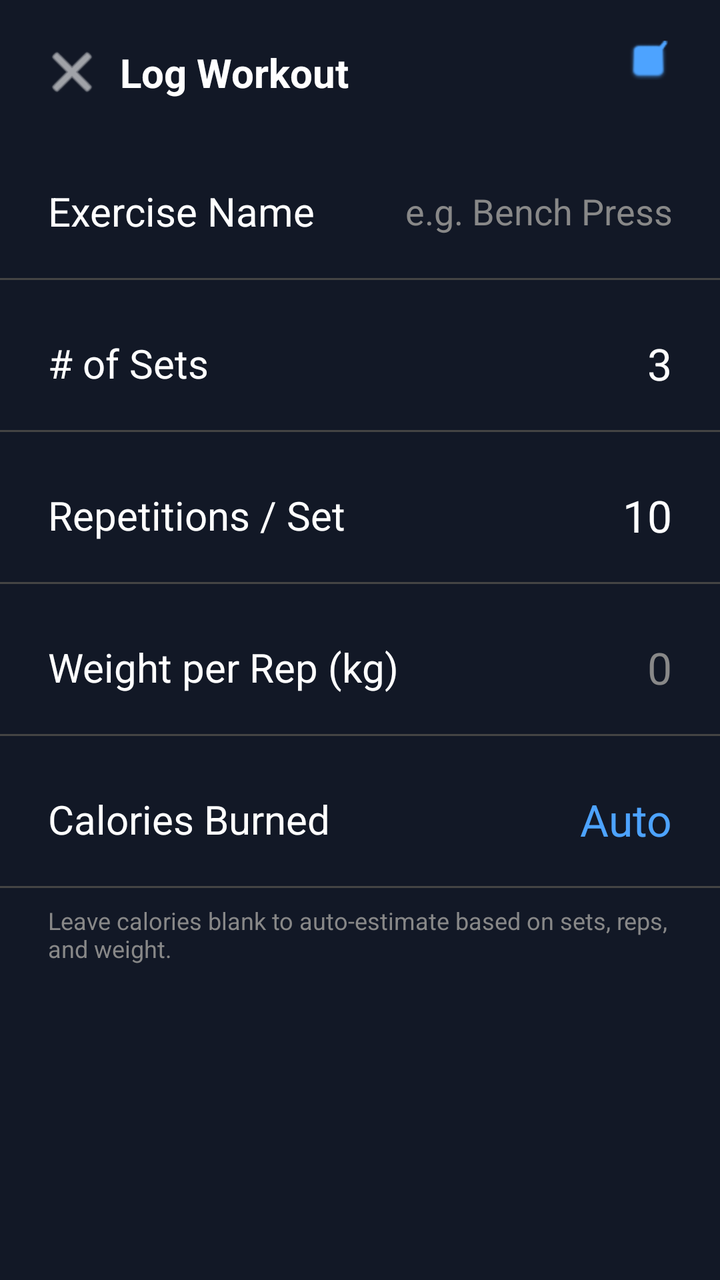
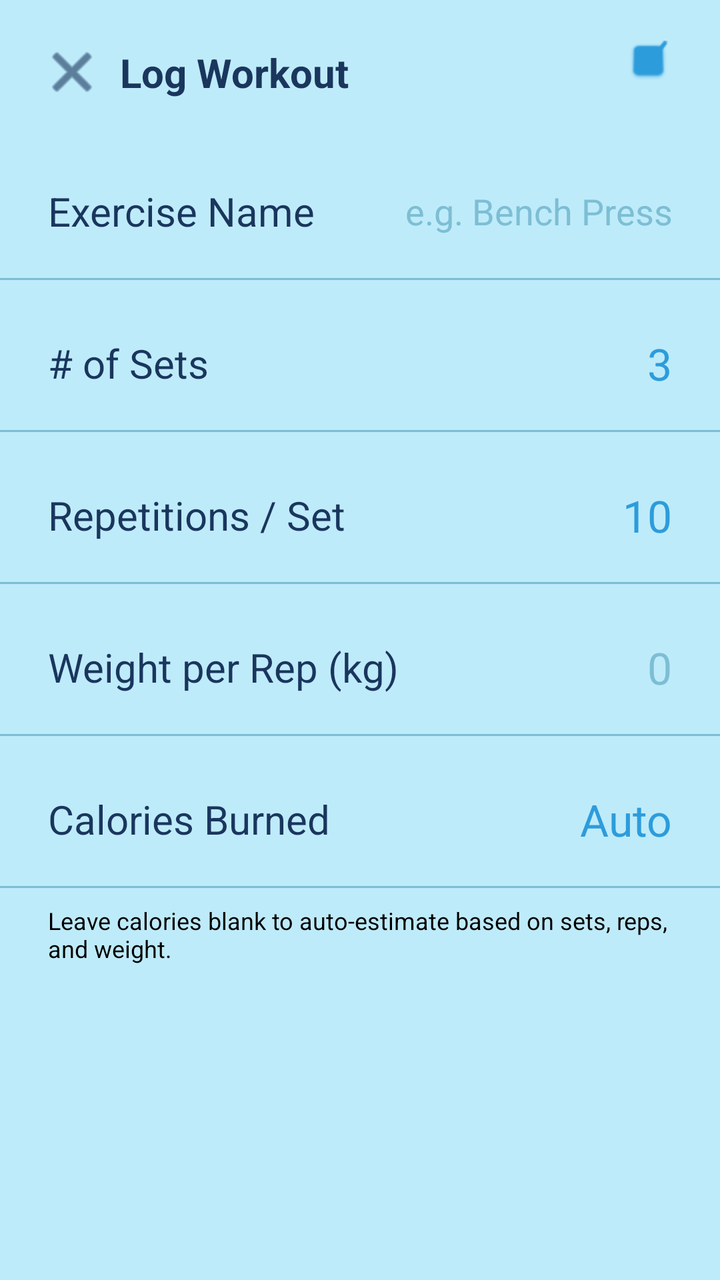

Screens rendered from an Android XML layout before and after an edit, with the pre-edit source and the edit as a unified diff.
<!-- AndroidManifest.xml: application theme Theme.HeronHealth -->
<!-- res/layout/activity_add_exercise.xml -->
<?xml version="1.0" encoding="utf-8"?>
<androidx.constraintlayout.widget.ConstraintLayout
    xmlns:android="http://schemas.android.com/apk/res/android"
    xmlns:app="http://schemas.android.com/apk/res-auto"
    android:layout_width="match_parent"
    android:layout_height="match_parent"
    android:background="#121826">

    
    <ImageButton
        android:id="@+id/btnClose"
        android:layout_width="48dp"
        android:layout_height="48dp"
        android:layout_marginStart="12dp"
        android:layout_marginTop="12dp"
        android:background="?attr/selectableItemBackgroundBorderless"
        android:src="@android:drawable/ic_menu_close_clear_cancel"
        app:tint="#FFFFFF"
        app:layout_constraintStart_toStartOf="parent"
        app:layout_constraintTop_toTopOf="parent" />

    
    <ImageButton
        android:id="@+id/btnSave"
        android:layout_width="48dp"
        android:layout_height="48dp"
        android:layout_marginEnd="12dp"
        android:background="?attr/selectableItemBackgroundBorderless"
        android:src="@android:drawable/checkbox_on_background"
        app:tint="#4DA3FF"
        app:layout_constraintEnd_toEndOf="parent"
        app:layout_constraintTop_toTopOf="parent"
        app:layout_constraintBottom_toBottomOf="@+id/btnClose" />

    
    <TextView
        android:id="@+id/tvLogWorkoutTitle"
        android:layout_width="wrap_content"
        android:layout_height="wrap_content"
        android:text="Log Workout"
        android:textColor="#FFFFFF"
        android:textSize="20sp"
        android:textStyle="bold"
        app:layout_constraintStart_toEndOf="@+id/btnClose"
        app:layout_constraintTop_toTopOf="@+id/btnClose"
        app:layout_constraintBottom_toBottomOf="@+id/btnClose" />

    
    <TextView
        android:id="@+id/tvNameLabel"
        android:layout_width="wrap_content"
        android:layout_height="wrap_content"
        android:layout_marginStart="24dp"
        android:layout_marginTop="32dp"
        android:text="Exercise Name"
        android:textColor="#FFFFFF"
        android:textSize="20sp"
        app:layout_constraintStart_toStartOf="parent"
        app:layout_constraintTop_toBottomOf="@+id/btnClose" />

    <EditText
        android:id="@+id/etWorkoutName"
        android:layout_width="180dp"
        android:layout_height="wrap_content"
        android:background="@android:color/transparent"
        android:gravity="end"
        android:inputType="textCapWords"
        android:hint="e.g. Bench Press"
        android:textColor="#FFFFFF"
        android:textColorHint="#888888"
        android:textSize="18sp"
        app:layout_constraintTop_toTopOf="@id/tvNameLabel"
        app:layout_constraintBottom_toBottomOf="@id/tvNameLabel"
        app:layout_constraintEnd_toEndOf="parent"
        android:layout_marginEnd="24dp" />

    <View
        android:id="@+id/divider0"
        android:layout_width="0dp"
        android:layout_height="1dp"
        android:background="#444444"
        android:layout_marginTop="20dp"
        app:layout_constraintTop_toBottomOf="@id/tvNameLabel"
        app:layout_constraintStart_toStartOf="parent"
        app:layout_constraintEnd_toEndOf="parent" />

    
    <TextView
        android:id="@+id/tvSetsLabel"
        android:layout_width="wrap_content"
        android:layout_height="wrap_content"
        android:layout_marginStart="24dp"
        android:layout_marginTop="28dp"
        android:text="# of Sets"
        android:textColor="#FFFFFF"
        android:textSize="20sp"
        app:layout_constraintStart_toStartOf="parent"
        app:layout_constraintTop_toBottomOf="@id/divider0" />

    <EditText
        android:id="@+id/etSets"
        android:layout_width="80dp"
        android:layout_height="wrap_content"
        android:background="@android:color/transparent"
        android:gravity="end"
        android:inputType="number"
        android:textColor="#FFFFFF"
        android:textSize="22sp"
        android:text="3"
        app:layout_constraintTop_toTopOf="@id/tvSetsLabel"
        app:layout_constraintBottom_toBottomOf="@id/tvSetsLabel"
        app:layout_constraintEnd_toEndOf="parent"
        android:layout_marginEnd="24dp" />

    <View
        android:id="@+id/divider1"
        android:layout_width="0dp"
        android:layout_height="1dp"
        android:background="#444444"
        android:layout_marginTop="20dp"
        app:layout_constraintTop_toBottomOf="@id/tvSetsLabel"
        app:layout_constraintStart_toStartOf="parent"
        app:layout_constraintEnd_toEndOf="parent" />

    
    <TextView
        android:id="@+id/tvRepsLabel"
        android:layout_width="wrap_content"
        android:layout_height="wrap_content"
        android:layout_marginStart="24dp"
        android:layout_marginTop="28dp"
        android:text="Repetitions / Set"
        android:textColor="#FFFFFF"
        android:textSize="20sp"
        app:layout_constraintStart_toStartOf="parent"
        app:layout_constraintTop_toBottomOf="@id/divider1" />

    <EditText
        android:id="@+id/etReps"
        android:layout_width="80dp"
        android:layout_height="wrap_content"
        android:background="@android:color/transparent"
        android:gravity="end"
        android:inputType="number"
        android:text="10"
        android:textColor="#FFFFFF"
        android:textSize="22sp"
        app:layout_constraintTop_toTopOf="@id/tvRepsLabel"
        app:layout_constraintBottom_toBottomOf="@id/tvRepsLabel"
        app:layout_constraintEnd_toEndOf="parent"
        android:layout_marginEnd="24dp" />

    <View
        android:id="@+id/divider2"
        android:layout_width="0dp"
        android:layout_height="1dp"
        android:background="#444444"
        android:layout_marginTop="20dp"
        app:layout_constraintTop_toBottomOf="@id/tvRepsLabel"
        app:layout_constraintStart_toStartOf="parent"
        app:layout_constraintEnd_toEndOf="parent" />

    
    <TextView
        android:id="@+id/tvWeightLabel"
        android:layout_width="wrap_content"
        android:layout_height="wrap_content"
        android:layout_marginStart="24dp"
        android:layout_marginTop="28dp"
        android:text="Weight per Rep (kg)"
        android:textColor="#FFFFFF"
        android:textSize="20sp"
        app:layout_constraintStart_toStartOf="parent"
        app:layout_constraintTop_toBottomOf="@id/divider2" />

    <EditText
        android:id="@+id/etWeight"
        android:layout_width="80dp"
        android:layout_height="wrap_content"
        android:background="@android:color/transparent"
        android:gravity="end"
        android:inputType="numberDecimal"
        android:hint="0"
        android:textColor="#FFFFFF"
        android:textColorHint="#888888"
        android:textSize="22sp"
        app:layout_constraintTop_toTopOf="@id/tvWeightLabel"
        app:layout_constraintBottom_toBottomOf="@id/tvWeightLabel"
        app:layout_constraintEnd_toEndOf="parent"
        android:layout_marginEnd="24dp" />

    <View
        android:id="@+id/divider3"
        android:layout_width="0dp"
        android:layout_height="1dp"
        android:background="#444444"
        android:layout_marginTop="20dp"
        app:layout_constraintTop_toBottomOf="@id/tvWeightLabel"
        app:layout_constraintStart_toStartOf="parent"
        app:layout_constraintEnd_toEndOf="parent" />

    
    <TextView
        android:id="@+id/tvCaloriesLabel"
        android:layout_width="wrap_content"
        android:layout_height="wrap_content"
        android:layout_marginStart="24dp"
        android:layout_marginTop="28dp"
        android:text="Calories Burned"
        android:textColor="#FFFFFF"
        android:textSize="20sp"
        app:layout_constraintStart_toStartOf="parent"
        app:layout_constraintTop_toBottomOf="@id/divider3" />

    <EditText
        android:id="@+id/etCalories"
        android:layout_width="80dp"
        android:layout_height="wrap_content"
        android:background="@android:color/transparent"
        android:gravity="end"
        android:hint="Auto"
        android:inputType="number"
        android:textColor="#4DA3FF"
        android:textColorHint="#4DA3FF"
        android:textSize="22sp"
        app:layout_constraintTop_toTopOf="@id/tvCaloriesLabel"
        app:layout_constraintBottom_toBottomOf="@id/tvCaloriesLabel"
        app:layout_constraintEnd_toEndOf="parent"
        android:layout_marginEnd="24dp" />

    <View
        android:id="@+id/divider4"
        android:layout_width="0dp"
        android:layout_height="1dp"
        android:background="#444444"
        android:layout_marginTop="20dp"
        app:layout_constraintTop_toBottomOf="@id/tvCaloriesLabel"
        app:layout_constraintStart_toStartOf="parent"
        app:layout_constraintEnd_toEndOf="parent" />

    
    <TextView
        android:id="@+id/tvCaloriesHint"
        android:layout_width="0dp"
        android:layout_height="wrap_content"
        android:layout_marginHorizontal="24dp"
        android:layout_marginTop="8dp"
        android:text="Leave calories blank to auto-estimate based on sets, reps, and weight."
        android:textColor="#888888"
        android:textSize="12sp"
        app:layout_constraintTop_toBottomOf="@id/divider4"
        app:layout_constraintStart_toStartOf="parent"
        app:layout_constraintEnd_toEndOf="parent" />

</androidx.constraintlayout.widget.ConstraintLayout>
<!-- resources referenced by this layout -->
<resources>
  <style name="Theme.HeronHealth" parent="Base.Theme.HeronHealth" />
  <style name="Base.Theme.HeronHealth" parent="Theme.Material3.DayNight.NoActionBar">
          
          
      </style>
</resources>

<!-- the commit's change to res/layout/activity_add_exercise.xml (unified diff, before → after) -->
@@ -4,7 +4,7 @@
     xmlns:app="http://schemas.android.com/apk/res-auto"
     android:layout_width="match_parent"
     android:layout_height="match_parent"
-    android:background="#121826">
+    android:background="#beebfa">
 
     
     <ImageButton
@@ -15,7 +15,7 @@
         android:layout_marginTop="12dp"
         android:background="?attr/selectableItemBackgroundBorderless"
         android:src="@android:drawable/ic_menu_close_clear_cancel"
-        app:tint="#FFFFFF"
+        app:tint="#1A365D"
         app:layout_constraintStart_toStartOf="parent"
         app:layout_constraintTop_toTopOf="parent" />
 
@@ -27,7 +27,7 @@
         android:layout_marginEnd="12dp"
         android:background="?attr/selectableItemBackgroundBorderless"
         android:src="@android:drawable/checkbox_on_background"
-        app:tint="#4DA3FF"
+        app:tint="#2D9CDB"
         app:layout_constraintEnd_toEndOf="parent"
         app:layout_constraintTop_toTopOf="parent"
         app:layout_constraintBottom_toBottomOf="@+id/btnClose" />
@@ -38,7 +38,7 @@
         android:layout_width="wrap_content"
         android:layout_height="wrap_content"
         android:text="Log Workout"
-        android:textColor="#FFFFFF"
+        android:textColor="#1A365D"
         android:textSize="20sp"
         android:textStyle="bold"
         app:layout_constraintStart_toEndOf="@+id/btnClose"
@@ -53,7 +53,7 @@
         android:layout_marginStart="24dp"
         android:layout_marginTop="32dp"
         android:text="Exercise Name"
-        android:textColor="#FFFFFF"
+        android:textColor="#1A365D"
         android:textSize="20sp"
         app:layout_constraintStart_toStartOf="parent"
         app:layout_constraintTop_toBottomOf="@+id/btnClose" />
@@ -66,8 +66,8 @@
         android:gravity="end"
         android:inputType="textCapWords"
         android:hint="e.g. Bench Press"
-        android:textColor="#FFFFFF"
-        android:textColorHint="#888888"
+        android:textColor="#2D9CDB"
+        android:textColorHint="#7dbed4"
         android:textSize="18sp"
         app:layout_constraintTop_toTopOf="@id/tvNameLabel"
         app:layout_constraintBottom_toBottomOf="@id/tvNameLabel"
@@ -78,7 +78,7 @@
         android:id="@+id/divider0"
         android:layout_width="0dp"
         android:layout_height="1dp"
-        android:background="#444444"
+        android:background="#7dbed4"
         android:layout_marginTop="20dp"
         app:layout_constraintTop_toBottomOf="@id/tvNameLabel"
         app:layout_constraintStart_toStartOf="parent"
@@ -92,7 +92,7 @@
         android:layout_marginStart="24dp"
         android:layout_marginTop="28dp"
         android:text="# of Sets"
-        android:textColor="#FFFFFF"
+        android:textColor="#1A365D"
         android:textSize="20sp"
         app:layout_constraintStart_toStartOf="parent"
         app:layout_constraintTop_toBottomOf="@id/divider0" />
@@ -104,7 +104,7 @@
         android:background="@android:color/transparent"
         android:gravity="end"
         android:inputType="number"
-        android:textColor="#FFFFFF"
+        android:textColor="#2D9CDB"
         android:textSize="22sp"
         android:text="3"
         app:layout_constraintTop_toTopOf="@id/tvSetsLabel"
@@ -116,7 +116,7 @@
         android:id="@+id/divider1"
         android:layout_width="0dp"
         android:layout_height="1dp"
-        android:background="#444444"
+        android:background="#7dbed4"
         android:layout_marginTop="20dp"
         app:layout_constraintTop_toBottomOf="@id/tvSetsLabel"
         app:layout_constraintStart_toStartOf="parent"
@@ -130,7 +130,7 @@
         android:layout_marginStart="24dp"
         android:layout_marginTop="28dp"
         android:text="Repetitions / Set"
-        android:textColor="#FFFFFF"
+        android:textColor="#1A365D"
         android:textSize="20sp"
         app:layout_constraintStart_toStartOf="parent"
         app:layout_constraintTop_toBottomOf="@id/divider1" />
@@ -143,7 +143,7 @@
         android:gravity="end"
         android:inputType="number"
         android:text="10"
-        android:textColor="#FFFFFF"
+        android:textColor="#2D9CDB"
         android:textSize="22sp"
         app:layout_constraintTop_toTopOf="@id/tvRepsLabel"
         app:layout_constraintBottom_toBottomOf="@id/tvRepsLabel"
@@ -154,7 +154,7 @@
         android:id="@+id/divider2"
         android:layout_width="0dp"
         android:layout_height="1dp"
-        android:background="#444444"
+        android:background="#7dbed4"
         android:layout_marginTop="20dp"
         app:layout_constraintTop_toBottomOf="@id/tvRepsLabel"
         app:layout_constraintStart_toStartOf="parent"
@@ -168,7 +168,7 @@
         android:layout_marginStart="24dp"
         android:layout_marginTop="28dp"
         android:text="Weight per Rep (kg)"
-        android:textColor="#FFFFFF"
+        android:textColor="#1A365D"
         android:textSize="20sp"
         app:layout_constraintStart_toStartOf="parent"
         app:layout_constraintTop_toBottomOf="@id/divider2" />
@@ -180,10 +180,10 @@
         android:background="@android:color/transparent"
         android:gravity="end"
         android:inputType="numberDecimal"
+        android:textColor="#2D9CDB"
+        android:textSize="22sp"
         android:hint="0"
-        android:textColor="#FFFFFF"
-        android:textColorHint="#888888"
-        android:textSize="22sp"
+        android:textColorHint="#7dbed4"
         app:layout_constraintTop_toTopOf="@id/tvWeightLabel"
         app:layout_constraintBottom_toBottomOf="@id/tvWeightLabel"
         app:layout_constraintEnd_toEndOf="parent"
@@ -193,7 +193,7 @@
         android:id="@+id/divider3"
         android:layout_width="0dp"
         android:layout_height="1dp"
-        android:background="#444444"
+        android:background="#7dbed4"
         android:layout_marginTop="20dp"
         app:layout_constraintTop_toBottomOf="@id/tvWeightLabel"
         app:layout_constraintStart_toStartOf="parent"
@@ -207,7 +207,7 @@
         android:layout_marginStart="24dp"
         android:layout_marginTop="28dp"
         android:text="Calories Burned"
-        android:textColor="#FFFFFF"
+        android:textColor="#1A365D"
         android:textSize="20sp"
         app:layout_constraintStart_toStartOf="parent"
         app:layout_constraintTop_toBottomOf="@id/divider3" />
@@ -220,8 +220,8 @@
         android:gravity="end"
         android:hint="Auto"
         android:inputType="number"
-        android:textColor="#4DA3FF"
-        android:textColorHint="#4DA3FF"
+        android:textColor="#2D9CDB"
+        android:textColorHint="#2D9CDB"
         android:textSize="22sp"
         app:layout_constraintTop_toTopOf="@id/tvCaloriesLabel"
         app:layout_constraintBottom_toBottomOf="@id/tvCaloriesLabel"
@@ -232,13 +232,12 @@
         android:id="@+id/divider4"
         android:layout_width="0dp"
         android:layout_height="1dp"
-        android:background="#444444"
+        android:background="#7dbed4"
         android:layout_marginTop="20dp"
         app:layout_constraintTop_toBottomOf="@id/tvCaloriesLabel"
         app:layout_constraintStart_toStartOf="parent"
         app:layout_constraintEnd_toEndOf="parent" />
 
-    
     <TextView
         android:id="@+id/tvCaloriesHint"
         android:layout_width="0dp"
@@ -246,7 +245,7 @@
         android:layout_marginHorizontal="24dp"
         android:layout_marginTop="8dp"
         android:text="Leave calories blank to auto-estimate based on sets, reps, and weight."
-        android:textColor="#888888"
+        android:textColor="#000000"
         android:textSize="12sp"
         app:layout_constraintTop_toBottomOf="@id/divider4"
         app:layout_constraintStart_toStartOf="parent"
